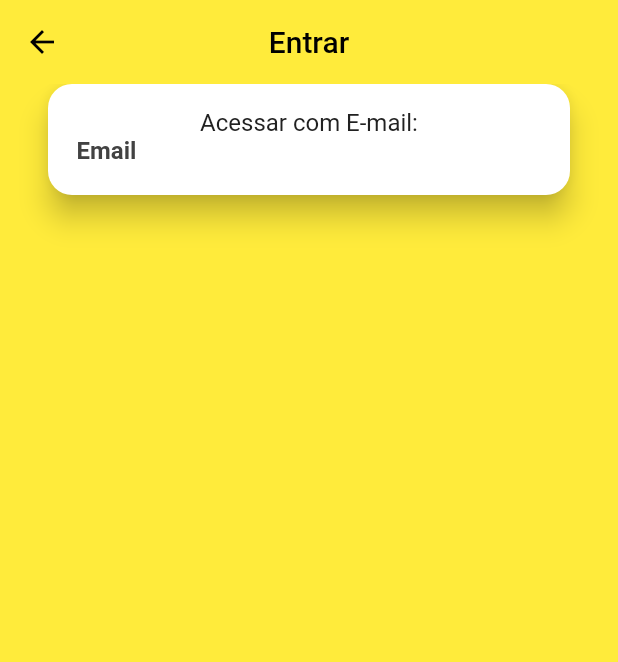
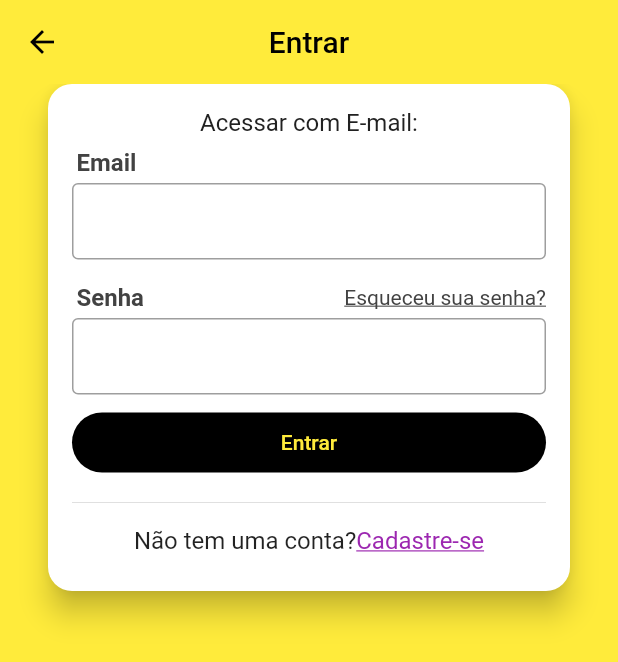
Before and after one commit to Art0ur/help, a Flutter app: the screen it shows after launch, in the side drawer, after a tap on "Login", on a phone screen of 412 x 824 dp. Shown: the top 662 px of the screen. Run offline on Flutter 3.47's test engine with Material 2 defaults, Android fonts, the phone set to English and light mode, and no system bars; our stand-ins replace get_it, mobx, parse_server_sdk_flutter; generated files the repository leaves out were written again.

Commit message:
Finalização da Tela de Login

```diff
--- a/lib/main.dart
+++ b/lib/main.dart
@@ -12,7 +12,6 @@ void main() async {
 }
 
 //GetIt serviceLocator, utilizo ele para localizar servicos do meu App
-//page_store sera um servico do app inteiro. Sempre que quiser mudar de pagina, utilizo o GetIt para acessar o page_store e assim mudo de pagina.
 void setupLocators(){
   GetIt.I.registerSingleton(PageStore());
 }
@@ -44,7 +43,8 @@ class MyApp extends StatelessWidget {
         scaffoldBackgroundColor: Colors.yellow,                                 //Seta a cor do background
         appBarTheme: AppBarTheme(
           elevation: 0                                                          //Seta a sombra
-        )
+        ),
+        cursorColor: Colors.black                                               //Cursor nao fica preto
       ),
       home: BaseScreen(),
     );
--- a/lib/screens/base/base_screen.dart
+++ b/lib/screens/base/base_screen.dart
@@ -12,8 +12,6 @@ class BaseScreen extends StatefulWidget {
 class _BaseScreenState extends State<BaseScreen> {
   //const BaseScreen({Key? key}) : super(key: key);
 
-  //Tenho que observar o observable page do page_store e sempre que ele mudar eu devo fazer algo no meu PageController.
-  // Fazer isso utilizando a reaction do page_store
   final PageController pageController = PageController();
 
   final PageStore pageStore = GetIt.I<PageStore>();
@@ -24,9 +22,9 @@ class _BaseScreenState extends State<BaseScreen> {
 
     //reation observa pageStore.page
     reaction(
-            (_) => pageStore.page,                                              //Sempre que houver uma modificacao no page do meu pageStore, ele vai  chamar a funcao de baixo
-                                                                                // passando a pagina atual e chamando o jumpToPage(page), passando o numero da pagina atual.
-            (page) => pageController.jumpToPage(pageStore.page)                               //Rever porque nao esta reconhendo o page do jumpToPage
+            (_) => pageStore.page,
+
+            (page) => pageController.jumpToPage(pageStore.page)
     );
   }
 
--- a/lib/screens/login/login_screen.dart
+++ b/lib/screens/login/login_screen.dart
@@ -7,14 +7,12 @@ class LoginScreen extends StatelessWidget {
   Widget build(BuildContext context) {
     return Scaffold(
       appBar: AppBar(
-        title: const Text ('Entrar'),
+        title: const Text('Entrar'),
         centerTitle: true,
       ),
       body: Card(
         margin: const EdgeInsets.symmetric(horizontal: 32),
-        shape: RoundedRectangleBorder(
-          borderRadius: BorderRadius.circular(16)
-        ),
+        shape: RoundedRectangleBorder(borderRadius: BorderRadius.circular(16)),
         elevation: 8,
         child: Padding(
           padding: const EdgeInsets.all(16),
@@ -31,7 +29,7 @@ class LoginScreen extends StatelessWidget {
                 ),
               ),
               Padding(
-                padding: const EdgeInsets.only(left: 3, bottom: 4),
+                padding: const EdgeInsets.only(left: 3, bottom: 4, top: 8),
                 child: Text(
                   'Email',
                   style: TextStyle(
@@ -41,10 +39,93 @@ class LoginScreen extends StatelessWidget {
                   ),
                 ),
               ),
+              TextField(
+                decoration: InputDecoration(
+                  border: const OutlineInputBorder(),
+                  isDense: true,
+                ),
+                keyboardType: TextInputType.emailAddress,
+              ),
+              const SizedBox(
+                height: 16,
+              ),
+              Padding(
+                padding: const EdgeInsets.only(left: 3, bottom: 4),
+                child: Row(
+                  mainAxisAlignment: MainAxisAlignment.spaceBetween,
+                  children: [
+                    Text(
+                      'Senha',
+                      style: TextStyle(
+                        color: Colors.grey[800],
+                        fontSize: 16,
+                        fontWeight: FontWeight.w700,
+                      ),
+                    ),
+                    GestureDetector(
+                        child: Text(
+                          'Esqueceu sua senha?',
+                          style: TextStyle(
+                            decoration: TextDecoration.underline,
+                            color: Colors.grey[800],
+                          ),
+                        ),
+                        onTap: () {})
                   ],
                 ),
               ),
+              TextField(
+                decoration: InputDecoration(
+                  border: const OutlineInputBorder(),
+                  isDense: true,
+                ),
+                obscureText: true,
+              ),
+              /*const SizedBox(
+                height: 16,
+              ),*/
+              Container(
+                height: 40,
+                margin: const EdgeInsets.symmetric(vertical: 12),
+                child: RaisedButton(
+                  color: Colors.black,
+                  child: Text('Entrar'),
+                  textColor: Colors.yellow,
+                  elevation: 0,
+                  shape: RoundedRectangleBorder(
+                      borderRadius: BorderRadius.circular(20)),
+                  onPressed: () {},
+                ),
+              ),
+              Divider(),
+              Padding(
+                padding: const EdgeInsets.symmetric(vertical: 8),
+                child: Wrap(
+                  alignment: WrapAlignment.center,
+                  children: <Widget>[
+                    const Text('Não tem uma conta?',
+                        style: TextStyle(fontSize: 16)), // Text
+                    GestureDetector(
+                      onTap: () {
+                        /*Navigator.of(context).push(MaterialPageRoute(
+                            builder: (_) => SignUpScreen()));*/
+                      }, // Material
+                      child: Text(
+                        'Cadastre-se',
+                        style: TextStyle(
+                          decoration: TextDecoration.underline,
+                          color: Colors.purple,
+                          fontSize: 16,
+                        ),
+                      ),
                     )
+                  ],
+                ),
+              ),
+            ],
+          ),
+        ),
+      ),
     );
   }
 }
```
Lines whose indentation alone changed are shown as unchanged.
